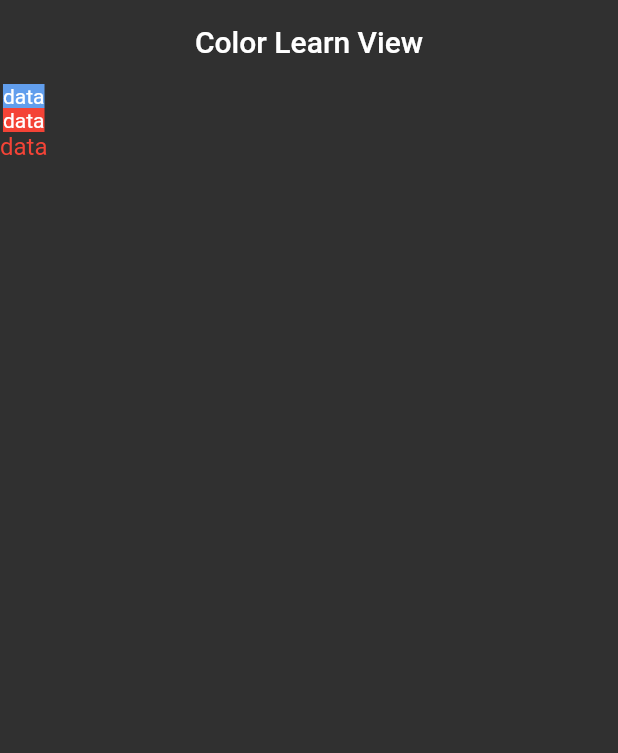
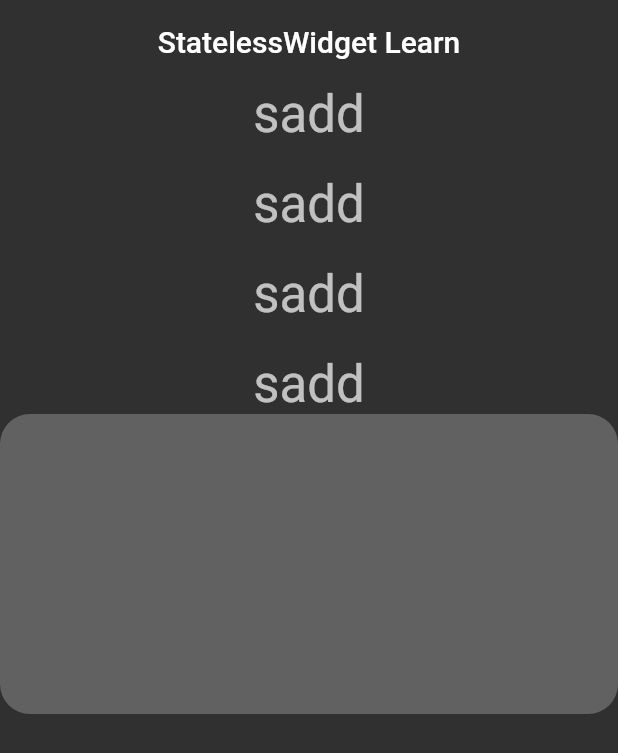
Before and after one commit to omeryilmaz2K/Flutter-Full-Learn, a Flutter app: the screen it shows after launch, on a phone screen of 412 x 824 dp. Shown: the top 753 px of the screen. Run offline on Flutter 3.47's test engine with Material 2 defaults, Android fonts, the phone set to English and light mode, and no system bars.

Commit message:
101 seviyesinde stateless_learn_view çalışması gerçekleştirildi.

```diff
--- /dev/null
+++ b/lib/101/stateless_learn_view.dart
@@ -0,0 +1,69 @@
+import 'package:flutter/material.dart';
+
+class StatelessLearnView extends StatelessWidget {
+  const StatelessLearnView({Key? key}) : super(key: key);
+
+  final String _title = 'StatelessWidget Learn';
+
+  @override
+  Widget build(BuildContext context) {
+    return Scaffold(
+      appBar: AppBar(
+        title: Text(_title),
+      ),
+      body: Column(
+        children: [
+          TextWidget(
+            text: "sadd",
+          ),
+          sizedBox(),
+          TextWidget(
+            text: "sadd",
+          ),
+          sizedBox(),
+          TextWidget(
+            text: "sadd",
+          ),
+          sizedBox(),
+          TextWidget(
+            text: "sadd",
+          ),
+          CustomContainer(),
+          sizedBox(),
+        ],
+      ),
+    );
+  }
+
+  SizedBox sizedBox() => SizedBox(height: 20,);
+}
+
+class CustomContainer extends StatelessWidget {
+  const CustomContainer({
+    Key? key,
+  }) : super(key: key);
+
+  @override
+  Widget build(BuildContext context) {
+    return Container(
+      decoration: BoxDecoration(
+          borderRadius: BorderRadius.circular(20),
+          color: Theme.of(context).backgroundColor),
+      height: 200,
+    );
+  }
+}
+
+class TextWidget extends StatelessWidget {
+  const TextWidget({Key? key, required this.text}) : super(key: key);
+
+  final String text;
+
+  @override
+  Widget build(BuildContext context) {
+    return Text(
+      text,
+      style: Theme.of(context).textTheme.headline4,
+    );
+  }
+}
--- a/lib/main.dart
+++ b/lib/main.dart
@@ -6,6 +6,7 @@ import 'package:flutter_full_learn/101/container_learn_view.dart';
 import 'package:flutter_full_learn/101/icon_learn_view.dart';
 import 'package:flutter_full_learn/101/scaffold_learn_view.dart';
 import 'package:flutter_full_learn/101/sizedbox_learn_view.dart';
+import 'package:flutter_full_learn/101/stateless_learn_view.dart';
 import 'package:flutter_full_learn/101/text_learn_view.dart';
 
 import '101/color_learn_view.dart';
@@ -31,7 +32,7 @@ class MyApp extends StatelessWidget {
         toolbarTextStyle: TextStyle(color: Colors.blue),
         systemOverlayStyle: SystemUiOverlayStyle.light, // Status Bar
       )),
-      home: ColorLearnView(),
+      home: StatelessLearnView(),
     );
   }
 }
```
